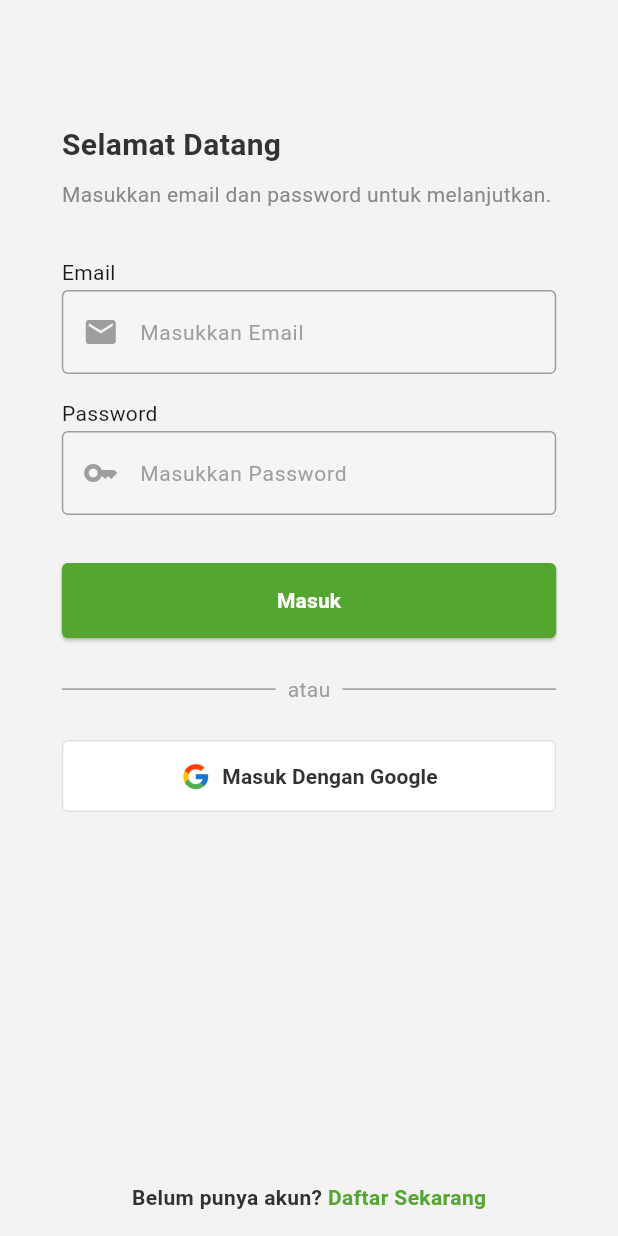
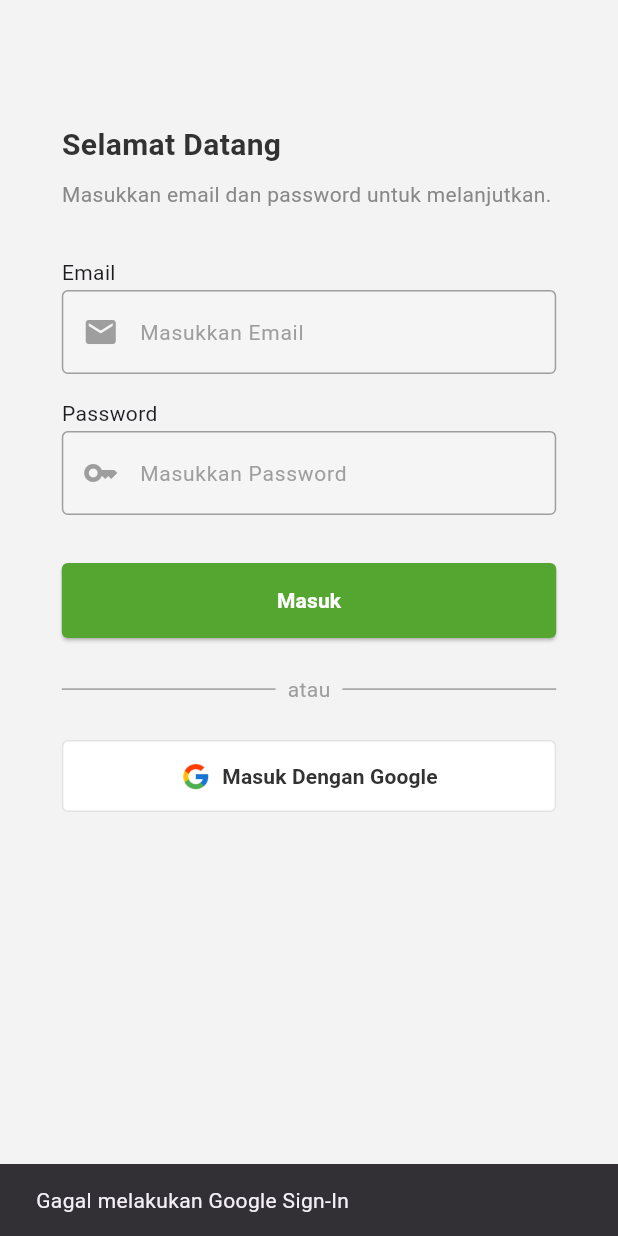
Before and after one commit to Niconi/go_laundry, a Flutter app: the LoginScreen screen opened directly, after a tap on "Masuk Dengan Google", on a phone screen of 412 x 824 dp. Run offline on Flutter 3.47's test engine with Material 3 defaults, Android fonts, the light colour scheme and no system bars; our stand-ins replace firebase_auth, firebase_core, google_fonts, google_sign_in, shared_preferences, sliding_up_panel; accounts and stored records are empty.

Commit message:
"Updated API base URL, added greeting message, implemented Google Sign-In, and made changes to login, register, home, and order screens."

```diff
--- a/lib/config/api_config.dart
+++ b/lib/config/api_config.dart
@@ -1,5 +1,5 @@
 class ApiConfig {
-  static const String baseUrl = "https://api0.apigolaundry.online";
+  static const String baseUrl = "https://api1.apigolaundry.online";
 
   static String registerEndpoint() => "$baseUrl/register";
   static String loginEndpoint() => "$baseUrl/login";
--- a/lib/screen/auth/login_screen.dart
+++ b/lib/screen/auth/login_screen.dart
@@ -1,4 +1,10 @@
+import 'dart:convert';
+import 'package:firebase_auth/firebase_auth.dart';
 import 'package:flutter/material.dart';
+import 'package:go_laundry/config/api_config.dart';
+import 'package:go_laundry/widgets/loading_indicator.dart';
+import 'package:google_sign_in/google_sign_in.dart';
+import 'package:http/http.dart' as http;
 import 'package:go_laundry/router/slide_page_router.dart';
 import 'package:go_laundry/screen/auth/register_screen.dart';
 import 'package:go_laundry/screen/home/home_screen.dart';
@@ -12,6 +18,122 @@ class LoginScreen extends StatelessWidget {
   final TextEditingController passwordController = TextEditingController();
 
   LoginScreen({super.key});
+
+  Future<User?> signInWithGoogle(BuildContext context) async {
+    showDialog(
+      context: context,
+      barrierDismissible: false,
+      builder: (BuildContext context) {
+        return const CircleLoadingIndicator();
+      },
+    );
+
+    try {
+      final GoogleSignIn googleSignIn = GoogleSignIn();
+      final GoogleSignInAccount? googleUser =
+          await googleSignIn.signInSilently();
+
+      if (googleUser == null) {
+        final GoogleSignInAccount? googleAccount = await googleSignIn.signIn();
+        if (googleAccount == null) {
+          Navigator.of(context).pop();
+          return null;
+        }
+
+        final GoogleSignInAuthentication googleAuth =
+            await googleAccount.authentication;
+
+        final AuthCredential credential = GoogleAuthProvider.credential(
+          accessToken: googleAuth.accessToken,
+          idToken: googleAuth.idToken,
+        );
+
+        final UserCredential userCredential =
+            await FirebaseAuth.instance.signInWithCredential(credential);
+
+        final User? user = userCredential.user;
+
+        Navigator.of(context).pop();
+        return user;
+      } else {
+        final GoogleSignInAuthentication googleAuth =
+            await googleUser.authentication;
+
+        final AuthCredential credential = GoogleAuthProvider.credential(
+          accessToken: googleAuth.accessToken,
+          idToken: googleAuth.idToken,
+        );
+
+        final UserCredential userCredential =
+            await FirebaseAuth.instance.signInWithCredential(credential);
+
+        final User? user = userCredential.user;
+
+        Navigator.of(context).pop();
+        return user;
+      }
+    } catch (e) {
+      Navigator.of(context).pop();
+      ScaffoldMessenger.of(context).showSnackBar(SnackBar(
+        content: Text("Error during Google Sign-In: $e"),
+        backgroundColor: Colors.red,
+      ));
+      return null;
+    }
+  }
+
+  Future<void> _login(BuildContext context) async {
+    final String email = emailController.text.trim();
+    final String password = passwordController.text.trim();
+
+    if (email.isEmpty || password.isEmpty) {
+      _showSnackBar(context, 'Email dan Password tidak boleh kosong');
+      return;
+    }
+
+    showDialog(
+      context: context,
+      barrierDismissible: false,
+      builder: (BuildContext context) {
+        return const CircleLoadingIndicator();
+      },
+    );
+
+    try {
+      final response = await http.post(
+        Uri.parse(ApiConfig.loginEndpoint()),
+        headers: ApiConfig.headers,
+        body: json.encode({
+          'userEmail': email,
+          'userPassword': password,
+        }),
+      );
+
+      Navigator.of(context).pop();
+
+      if (response.statusCode == 200) {
+        Navigator.of(context).pushAndRemoveUntil(
+          SlidePageRoute(page: const HomeScreen()),
+          (Route<dynamic> route) => false,
+        );
+      } else {
+        final Map<String, dynamic> responseData = json.decode(response.body);
+        final String message = responseData['message'] ?? 'Terjadi kesalahan';
+        _showSnackBar(context, message);
+      }
+    } catch (e) {
+      Navigator.of(context).pop();
+      _showSnackBar(context, 'Terjadi kesalahan saat koneksi ke server');
+    }
+  }
+
+  void _showSnackBar(BuildContext context, String message) {
+    ScaffoldMessenger.of(context).showSnackBar(SnackBar(
+      content: Text(message),
+      backgroundColor: Colors.red,
+      duration: const Duration(seconds: 3),
+    ));
+  }
 
   @override
   Widget build(BuildContext context) {
@@ -66,10 +188,7 @@ class LoginScreen extends StatelessWidget {
                   CustomButton(
                     text: 'Masuk',
                     color: limeGreenColor,
-                    onPressed: () {
-                      Navigator.of(context)
-                          .push(SlidePageRoute(page: const HomeScreen()));
-                    },
+                    onPressed: () => _login(context),
                   ),
                   const SizedBox(height: 24),
                   const Row(
@@ -87,7 +206,20 @@ class LoginScreen extends StatelessWidget {
                   ),
                   const SizedBox(height: 24),
                   GoogleSignInButton(
-                    onPressed: () {},
+                    onPressed: () async {
+                      User? user = await signInWithGoogle(context);
+                      if (user != null) {
+                        Navigator.of(context).pushAndRemoveUntil(
+                          SlidePageRoute(page: const HomeScreen()),
+                          (Route<dynamic> route) => false,
+                        );
+                      } else {
+                        ScaffoldMessenger.of(context).showSnackBar(
+                          const SnackBar(
+                              content: Text('Gagal melakukan Google Sign-In')),
+                        );
+                      }
+                    },
                   ),
                   SizedBox(height: screenHeight * 0.3),
                   Center(
--- a/lib/screen/auth/register_screen.dart
+++ b/lib/screen/auth/register_screen.dart
@@ -65,7 +65,7 @@ class _RegisterScreenState extends State<RegisterScreen> {
   }
 
   Future<void> registerUser(BuildContext context, String provider,
-      {String? email}) async {
+      {String? email, String? name}) async {
     try {
       setState(() {
         isLoading = true;
@@ -77,6 +77,7 @@ class _RegisterScreenState extends State<RegisterScreen> {
         payload = {
           "userEmail": email,
           "provider": provider,
+          "userName": FirebaseAuth.instance.currentUser!.displayName
         };
       } else {
         String userName = controllers['namaLengkap']!.text;
@@ -311,7 +312,8 @@ class _RegisterScreenState extends State<RegisterScreen> {
                       onPressed: () async {
                         User? user = await signInWithGoogle();
                         if (user != null) {
-                          registerUser(context, 'google', email: user.email);
+                          registerUser(context, 'google', email: user.email,
+                          name: user.displayName);
                         } else {
                           ScaffoldMessenger.of(context).showSnackBar(
                             const SnackBar(
--- a/lib/screen/home/home_screen.dart
+++ b/lib/screen/home/home_screen.dart
@@ -4,7 +4,6 @@ import 'package:go_laundry/content/order_screen_content.dart';
 import 'package:go_laundry/content/settings_screen_content.dart';
 import 'package:go_laundry/themes.dart';
 import 'package:go_laundry/widgets/bottom_nav_bar.dart';
-import 'package:go_laundry/screen/settings/settings_screen.dart';
 
 class HomeScreen extends StatefulWidget {
   const HomeScreen({super.key});
--- a/lib/screen/order/input_pin.dart
+++ b/lib/screen/order/input_pin.dart
@@ -20,7 +20,6 @@ class _InputPinState extends State<InputPin> {
       setState(() {
         _currentPin += number;
       });
-      // Check if PIN is complete
       if (_currentPin.length == _pinLength) {
         Navigator.push(
           context,
@@ -48,6 +47,7 @@ class _InputPinState extends State<InputPin> {
       appBar: AppBar(
         backgroundColor: backgroundColor,
         elevation: 0,
+        automaticallyImplyLeading: false,
       ),
       body: Center(
         child: Column(
--- a/lib/screen/order/receipt_screen.dart
+++ b/lib/screen/order/receipt_screen.dart
@@ -1,5 +1,6 @@
 import 'package:flutter/material.dart';
 import 'package:go_laundry/models/receipt_model.dart';
+import 'package:go_laundry/themes.dart';
 import 'package:go_laundry/widgets/receipt_card.dart';
 
 class ReceiptScreen extends StatelessWidget {
@@ -19,7 +20,7 @@ class ReceiptScreen extends StatelessWidget {
         );
 
     return Scaffold(
-      backgroundColor: Colors.grey[100],
+      backgroundColor: backgroundColor,
       body: Center(
         child: ReceiptCard(receipt: receiptData),
       ),
--- a/lib/screen/order/set_schedule.dart
+++ b/lib/screen/order/set_schedule.dart
@@ -74,7 +74,7 @@ class _SetScheduleState extends State<SetSchedule> {
                     hintText: 'Pilih Tanggal dan Waktu Penjemputan Laundry',
                     prefixIcon: const Icon(Icons.date_range),
                     border: OutlineInputBorder(
-                      borderRadius: BorderRadius.circular(8),
+                      borderRadius: BorderRadius.circular(0),
                     ),
                   ),
                 ),
```
Also changed, not shown: lib/content/home_screen_content.dart (+14 -1 lines).
